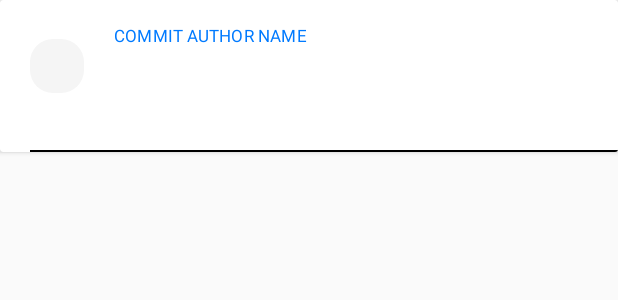
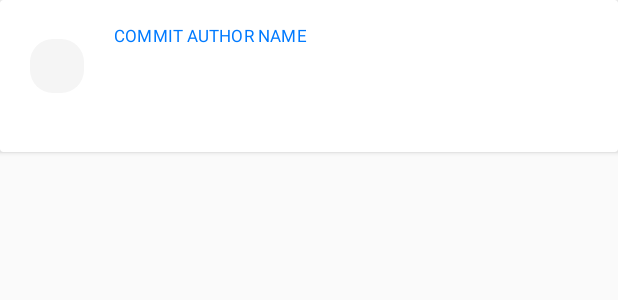
Before and after one commit to MaciejHeintze/Github_Search_API_App, an Android app: the layout repository_details_item.xml on its own in the app's theme, with its tools: preview values and no code run, on a phone screen of 412 x 824 dp. Shown: the top 300 px of the screen. Run offline under Robolectric (Android 15) with nearby library versions, the phone set to English and light mode, and no system bars; network calls fail.

Commit message:
small fixes commit

```diff
--- a/app/src/main/res/layout/repository_details_item.xml
+++ b/app/src/main/res/layout/repository_details_item.xml
@@ -66,14 +66,5 @@
             android:lineSpacingExtra="@dimen/commit_message_text_view_line_spacing_extra"
             app:layout_constraintStart_toStartOf="@id/commit_author_name_text_view_id"
             app:layout_constraintTop_toBottomOf="@id/commit_author_email_text_view_id" />
-        <TextView
-            android:id="@+id/divider_line_text_view_id"
-            android:layout_width="match_parent"
-            android:layout_height="@dimen/divider_line_text_view_height"
-            app:layout_constraintStart_toStartOf="parent"
-            app:layout_constraintEnd_toEndOf="parent"
-            app:layout_constraintBottom_toBottomOf="parent"
-            android:background="@color/colorBlack"
-            android:layout_marginStart="@dimen/divider_line_text_view_margin_start"/>
     </androidx.constraintlayout.widget.ConstraintLayout>
 </androidx.cardview.widget.CardView>
--- a/app/src/main/res/layout/repository_search_layout.xml
+++ b/app/src/main/res/layout/repository_search_layout.xml
@@ -3,7 +3,7 @@
     xmlns:android="http://schemas.android.com/apk/res/android"
     xmlns:app="http://schemas.android.com/apk/res-auto"
     android:layout_width="match_parent"
-    android:layout_height="match_parent"
+    android:layout_height="wrap_content"
     android:id="@+id/main_content">
 
     <TextView
```
Also changed, not shown: app/src/main/java/vistula/mh/githubsearchapplication/ui/SearchRepositoryFragment.kt (+7 -1 lines).
